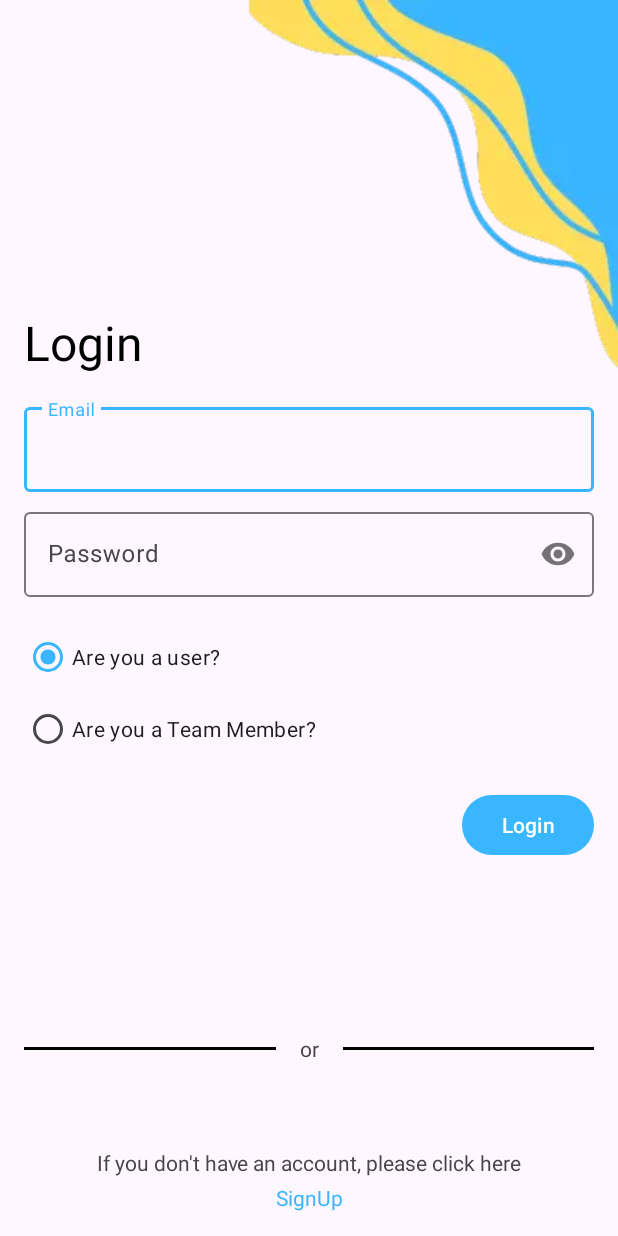
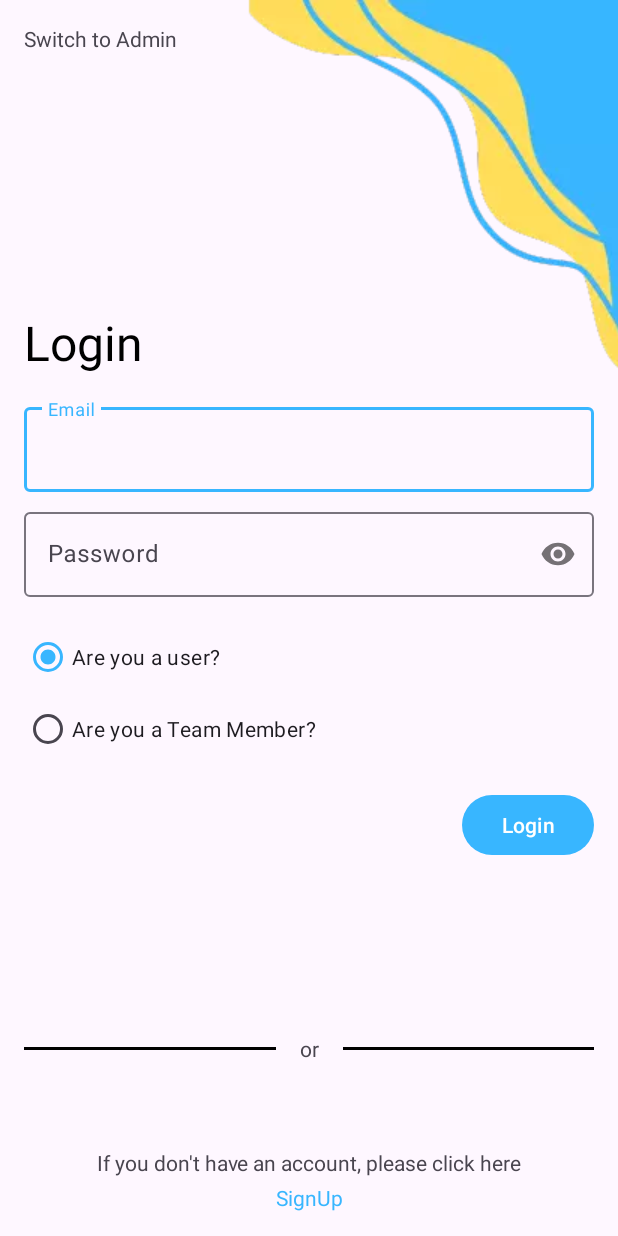
Before and after one commit to ProHussain/VaxCare, an Android app: the screen it shows after launch (LoginActivity), on a phone screen of 412 x 824 dp. Run offline under Robolectric (Android 15) with nearby library versions, the phone set to English and light mode, and no system bars; our stand-ins replace data binding.

Commit message:
Switch to user or Admin Text

```diff
--- a/app/src/main/java/com/example/vaxcare/VaxCare.java
+++ b/app/src/main/java/com/example/vaxcare/VaxCare.java
@@ -14,4 +14,8 @@ public class VaxCare extends Application {
     public static String getAppType() {
         return appType;
     }
+
+    public static void setAppType(String appType) {
+        VaxCare.appType = appType;
+    }
 }
--- a/app/src/main/java/com/example/vaxcare/viewmodel/LoginViewModel.java
+++ b/app/src/main/java/com/example/vaxcare/viewmodel/LoginViewModel.java
@@ -25,6 +25,7 @@ public class LoginViewModel extends AndroidViewModel {
     public String email, password,userType;
     MutableLiveData<String> validFields;
     MutableLiveData<ApiResponse> authResponse;
+    MutableLiveData<Boolean> switchStatus = new MutableLiveData<>();
 
     VaxPreference preference;
 
@@ -36,6 +37,13 @@ public class LoginViewModel extends AndroidViewModel {
         } else {
             userType = "user";
         }
+    }
+
+    public MutableLiveData<Boolean> getSwitchStatus() {
+        if (switchStatus == null) {
+            switchStatus = new MutableLiveData<>();
+        }
+        return switchStatus;
     }
 
 
@@ -103,4 +111,16 @@ public class LoginViewModel extends AndroidViewModel {
         }
         return false;
     }
+
+    public void onSwitchClick() {
+        if (VaxCare.getAppType().equals("admin")) {
+            VaxCare.setAppType("user");
+            userType = "user";
+            switchStatus.postValue(false);
+        } else {
+            VaxCare.setAppType("admin");
+            userType = "admin";
+            switchStatus.postValue(true);
+        }
+    }
 }
--- a/app/src/main/res/layout/actvity_login.xml
+++ b/app/src/main/res/layout/actvity_login.xml
@@ -169,5 +169,16 @@
                 android:text="@string/are_you_a_team_member"/>
 
         </RadioGroup>
+
+        <TextView
+            android:id="@+id/txt_switch"
+            android:layout_width="wrap_content"
+            android:layout_height="wrap_content"
+            android:layout_marginStart="16dp"
+            android:layout_marginTop="16dp"
+            android:text="Switch to Admin"
+            android:onClick="@{() -> loginModel.onSwitchClick()}"
+            app:layout_constraintStart_toStartOf="parent"
+            app:layout_constraintTop_toTopOf="@+id/imageView2" />
     </androidx.constraintlayout.widget.ConstraintLayout>
 </layout>
```
Also changed, not shown: app/src/main/java/com/example/vaxcare/ui/activities/LoginActivity.java (+20 -0 lines).
